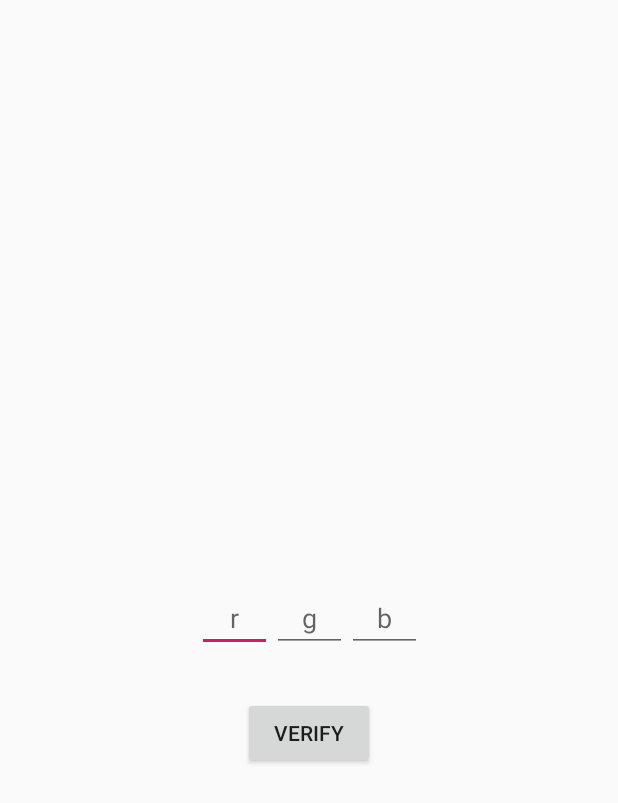
After one commit to lucaslima777/KataAcademy, an Android app: the layout fragment_rgb_to_hex.xml on its own in the app's theme, with its tools: preview values and no code run, on a phone screen of 412 x 824 dp. The commit adds this screen. Shown: the top 803 px of the screen. Run offline under Robolectric (Android 15) with nearby library versions, the phone set to English and light mode, and no system bars.

Commit message:
create RgbToHexFragment

```diff
--- a/app/src/main/java/kata/academy/lln/BaseLauncher.kt
+++ b/app/src/main/java/kata/academy/lln/BaseLauncher.kt
@@ -11,4 +11,5 @@ interface BaseLauncher {
     fun getSummation(): Fragment
     fun getVowelCount(): Fragment
     fun getNextNumberBigger(): Fragment
+    fun getRgbToHexFragment(): Fragment
 }
--- a/app/src/main/java/kata/academy/lln/algorithms/NextNumberBiggerFragment.kt
+++ b/app/src/main/java/kata/academy/lln/algorithms/NextNumberBiggerFragment.kt
@@ -61,11 +61,11 @@ class NextNumberBiggerFragment : Fragment(), BaseActivity {
         val text = n.toString().toMutableList()
         for (i in text.size - 2 downTo 0) {
             if (text[i] < text[i + 1]) {
-                val tail = text.subList(i + 1, text.size)
-                val min = tail.withIndex().filter { it.value > text[i] }.minBy { it.value }!!
+                val lastStr = text.subList(i + 1, text.size)
+                val min = lastStr.withIndex().filter { it.value > text[i] }.minBy { it.value }!!
                 text[i + 1 + min.index] = text[i]
                 text[i] = min.value
-                tail.sort()
+                lastStr.sort()
                 return text.joinToString("").toLong()
             }
         }
--- /dev/null
+++ b/app/src/main/res/layout/fragment_rgb_to_hex.xml
@@ -0,0 +1,64 @@
+<?xml version="1.0" encoding="utf-8"?>
+<layout
+        xmlns:android="http://schemas.android.com/apk/res/android"
+        xmlns:tools="http://schemas.android.com/tools"
+        xmlns:app="http://schemas.android.com/apk/res-auto">
+
+    <FrameLayout android:layout_width="match_parent"
+                 android:layout_height="match_parent"
+                 tools:context=".algorithms.RgbToHexFragment">
+
+        <androidx.constraintlayout.widget.ConstraintLayout
+                android:layout_width="match_parent"
+                android:layout_height="match_parent">
+
+            <EditText
+                    android:id="@+id/edit_r"
+                    android:layout_width="50dp"
+                    android:layout_height="wrap_content"
+                    android:hint="r"
+                    android:maxLength="3"
+                    android:textAlignment="center"
+                    android:inputType="number"
+                    app:layout_constraintTop_toTopOf="parent"
+                    app:layout_constraintBottom_toBottomOf="parent"
+                    app:layout_constraintRight_toLeftOf="@id/edit_g"/>
+
+            <EditText
+                    android:id="@+id/edit_g"
+                    android:layout_width="50dp"
+                    android:layout_height="wrap_content"
+                    android:hint="g"
+                    android:maxLength="3"
+                    android:textAlignment="center"
+                    android:inputType="number"
+                    app:layout_constraintTop_toTopOf="parent"
+                    app:layout_constraintBottom_toBottomOf="parent"
+                    app:layout_constraintLeft_toLeftOf="parent"
+                    app:layout_constraintRight_toRightOf="parent"/>
+
+            <EditText
+                    android:id="@+id/edit_b"
+                    android:layout_width="50dp"
+                    android:layout_height="wrap_content"
+                    android:hint="b"
+                    android:maxLength="3"
+                    android:textAlignment="center"
+                    android:inputType="number"
+                    app:layout_constraintTop_toTopOf="parent"
+                    app:layout_constraintBottom_toBottomOf="parent"
+                    app:layout_constraintLeft_toRightOf="@id/edit_g"/>
+
+            <Button
+                    android:id="@+id/button_verify"
+                    android:layout_width="wrap_content"
+                    android:layout_height="wrap_content"
+                    android:layout_marginTop="30dp"
+                    android:text="verify"
+                    app:layout_constraintLeft_toLeftOf="parent"
+                    app:layout_constraintRight_toRightOf="parent"
+                    app:layout_constraintTop_toBottomOf="@id/edit_g"/>
+
+        </androidx.constraintlayout.widget.ConstraintLayout>
+    </FrameLayout>
+</layout>
--- a/app/src/main/res/layout/fragment_summation.xml
+++ b/app/src/main/res/layout/fragment_summation.xml
@@ -10,8 +10,7 @@
 
         <androidx.constraintlayout.widget.ConstraintLayout
                 android:layout_width="match_parent"
-                android:layout_height="match_parent"
-                tools:context=".fundamentals.Summation">
+                android:layout_height="match_parent">
 
             <EditText
                     android:id="@+id/edit_num"
--- a/app/src/main/res/layout/fragment_vowel_count.xml
+++ b/app/src/main/res/layout/fragment_vowel_count.xml
@@ -9,8 +9,7 @@
                  tools:context=".fundamentals.VowelCountFragment">
 
         <androidx.constraintlayout.widget.ConstraintLayout
-                android:layout_width="match_parent" android:layout_height="match_parent"
-                tools:context=".fundamentals.VowelCount">
+                android:layout_width="match_parent" android:layout_height="match_parent">
 
             <EditText
                     android:id="@+id/edit_vowel"
--- a/app/src/main/res/values/strings.xml
+++ b/app/src/main/res/values/strings.xml
@@ -1,4 +1,7 @@
 <resources>
     <string name="app_name">KataAcademy</string>
     <string name="vowel">aeiou</string>
+
+    <!-- TODO: Remove or change this placeholder text -->
+    <string name="hello_blank_fragment">Hello blank fragment</string>
 </resources>
```
Also changed, not shown: app/src/main/java/kata/academy/lln/MainActivity.kt (+6 -1 lines), app/src/main/java/kata/academy/lln/algorithms/RgbToHexFragment.kt (added, +68 -0 lines), 1 other file.
